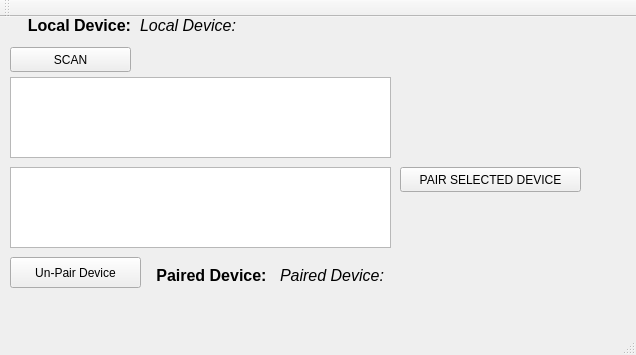
The window that mainwindow.ui (balaw65/BruceTooth) describes before a commit, drawn with Qt 5.
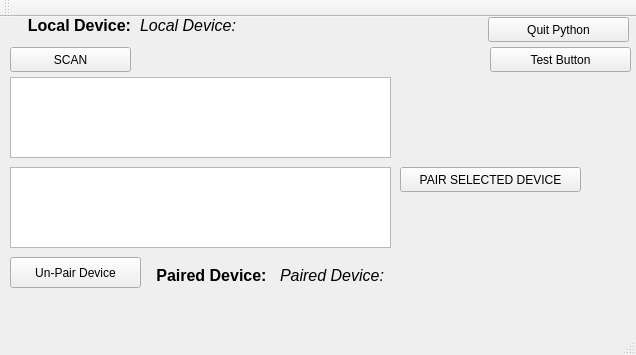
The same window after the commit.

```diff
--- a/mainwindow.ui
+++ b/mainwindow.ui
@@ -177,6 +177,32 @@
      <string>Un-Pair Device</string>
     </property>
    </widget>
+   <widget class="QPushButton" name="quitPythonButton">
+    <property name="geometry">
+     <rect>
+      <x>488</x>
+      <y>0</y>
+      <width>141</width>
+      <height>25</height>
+     </rect>
+    </property>
+    <property name="text">
+     <string>Quit Python</string>
+    </property>
+   </widget>
+   <widget class="QPushButton" name="testPushButton">
+    <property name="geometry">
+     <rect>
+      <x>490</x>
+      <y>30</y>
+      <width>141</width>
+      <height>25</height>
+     </rect>
+    </property>
+    <property name="text">
+     <string>Test Button</string>
+    </property>
+   </widget>
   </widget>
   <widget class="QMenuBar" name="menuBar">
    <property name="geometry">
```
